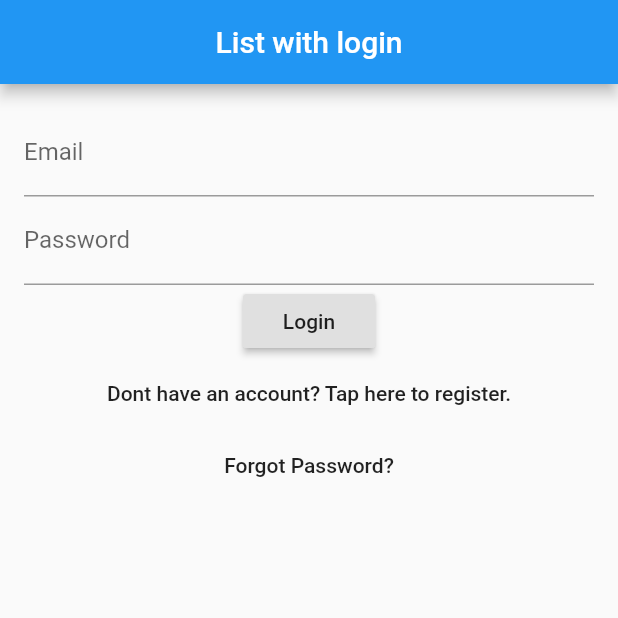
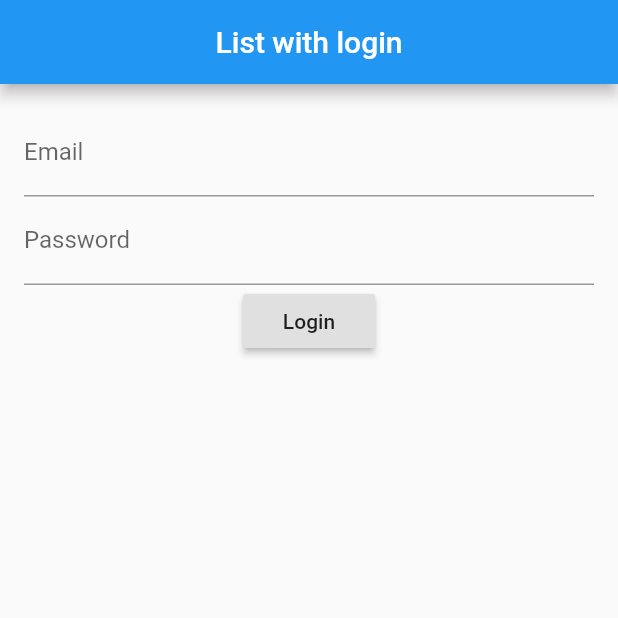
Before and after one commit to seregakd/flutter_login, a Flutter app: the screen it shows after launch, on a phone screen of 412 x 824 dp, the top half of it. Run offline on Flutter 3.47's test engine with Material 2 defaults, Android fonts, the phone set to English and light mode, and no system bars.

Commit message:
correct login form

```diff
--- a/lib/main.dart
+++ b/lib/main.dart
@@ -27,19 +27,13 @@ class LoginPage extends StatefulWidget {
   State<StatefulWidget> createState() => new _LoginPageState();
 }
 
-// Used for controlling whether the user is loggin or creating an account
-enum FormType {
-  login,
-  register
-}
-
 class _LoginPageState extends State<LoginPage> {
 
   final TextEditingController _emailFilter = new TextEditingController();
   final TextEditingController _passwordFilter = new TextEditingController();
   String _email = "";
   String _password = "";
-  FormType _form = FormType.login;
+
   _LoginPageState() {
     _emailFilter.addListener(_emailListen);
     _passwordFilter.addListener(_passwordListen);
@@ -61,17 +55,6 @@ class _LoginPageState extends State<LoginPage> {
     }
   }
 
-  // Swap in between our two forms, registering and logging in
-  void _formChange() async {
-    setState(() {
-      if (_form == FormType.register) {
-        _form = FormType.login;
-      } else {
-        _form = FormType.register;
-      }
-    });
-  }
-
   @override
   Widget build(BuildContext context) {
     return new Scaffold(
@@ -81,7 +64,10 @@ class _LoginPageState extends State<LoginPage> {
         child: new Column(
           children: <Widget>[
             _buildTextFields(),
-            _buildButtons(),
+            new RaisedButton(
+              child: new Text('Login'),
+              onPressed: _loginPressed,
+            ),
           ],
         ),
       ),
@@ -121,46 +107,7 @@ class _LoginPageState extends State<LoginPage> {
     );
   }
 
-  Widget _buildButtons() {
-    if (_form == FormType.login) {
-      return new Container(
-        child: new Column(
-          children: <Widget>[
-            new RaisedButton(
-              child: new Text('Login'),
-              onPressed: _loginPressed,
-            ),
-            new FlatButton(
-              child: new Text('Dont have an account? Tap here to register.'),
-              onPressed: _formChange,
-            ),
-            new FlatButton(
-              child: new Text('Forgot Password?'),
-              onPressed: _passwordReset,
-            )
-          ],
-        ),
-      );
-    } else {
-      return new Container(
-        child: new Column(
-          children: <Widget>[
-            new RaisedButton(
-              child: new Text('Create an Account'),
-              onPressed: _createAccountPressed,
-            ),
-            new FlatButton(
-              child: new Text('Have an account? Click here to login.'),
-              onPressed: _formChange,
-            )
-          ],
-        ),
-      );
-    }
-  }
-
   void _loginPressed () {
-    print('The user wants to login with $_email and $_password');
     if (!users.containsKey(_email)) {
       _viewShowDialog('Username not exists');
     } else {
@@ -192,14 +139,4 @@ class _LoginPageState extends State<LoginPage> {
   }
 
 
-  void _createAccountPressed () {
-    print('The user wants to create an accoutn with $_email and $_password');
-
-  }
-
-  void _passwordReset () {
-    print("The user wants a password reset request sent to $_email");
-  }
-
-
 }
```
